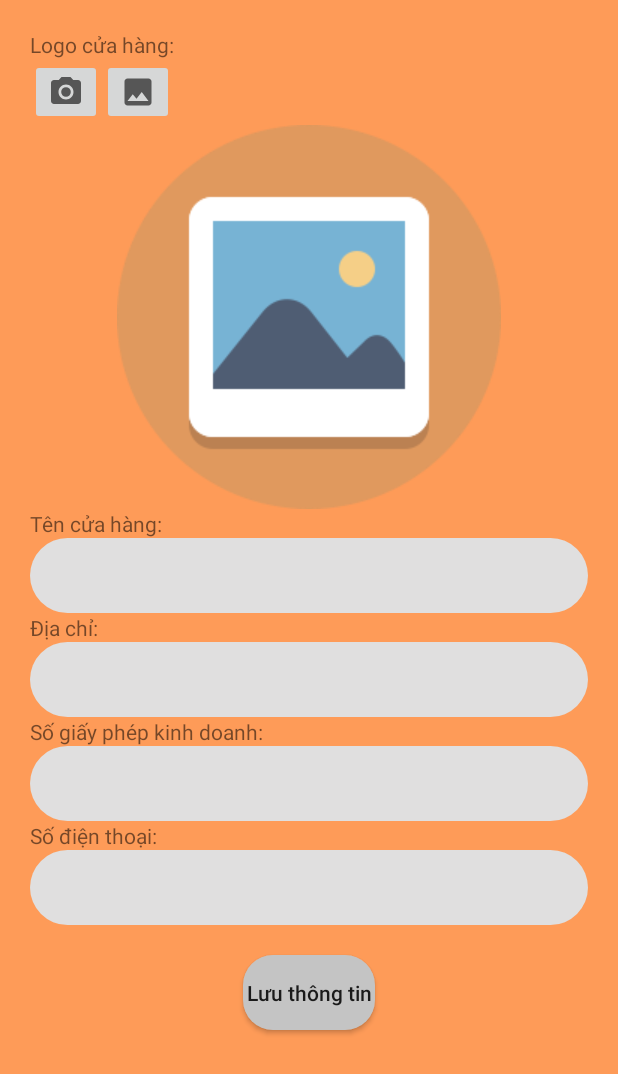
After one commit to dangtuanphong238/CoffeeChainManagement, an Android app: the layout ttch_screen.xml on its own in the app's theme, with its tools: preview values and no code run, on a phone screen of 412 x 824 dp. The commit adds this screen. Shown: the top 1074 px of the screen. Run offline under Robolectric (Android 15) with nearby library versions, the phone set to English and light mode, and no system bars.

Commit message:
Commit Thông tin Cửa Hàng screen

```diff
--- a/Owner/app/src/main/java/com/example/owner/MainActivity.java
+++ b/Owner/app/src/main/java/com/example/owner/MainActivity.java
@@ -9,6 +9,6 @@ public class MainActivity extends AppCompatActivity {
     @Override
     protected void onCreate(Bundle savedInstanceState) {
         super.onCreate(savedInstanceState);
-        setContentView(R.layout.login_screen);
+        setContentView(R.layout.thu_ngan_screen);
     }
 }
--- /dev/null
+++ b/Owner/app/src/main/res/drawable/ic_camera_24.xml
@@ -0,0 +1,13 @@
+<vector xmlns:android="http://schemas.android.com/apk/res/android"
+    android:width="24dp"
+    android:height="24dp"
+    android:viewportWidth="24"
+    android:viewportHeight="24"
+    android:tint="?attr/colorControlNormal">
+  <path
+      android:fillColor="@android:color/white"
+      android:pathData="M12,12m-3.2,0a3.2,3.2 0,1 1,6.4 0a3.2,3.2 0,1 1,-6.4 0"/>
+  <path
+      android:fillColor="@android:color/white"
+      android:pathData="M9,2L7.17,4L4,4c-1.1,0 -2,0.9 -2,2v12c0,1.1 0.9,2 2,2h16c1.1,0 2,-0.9 2,-2L22,6c0,-1.1 -0.9,-2 -2,-2h-3.17L15,2L9,2zM12,17c-2.76,0 -5,-2.24 -5,-5s2.24,-5 5,-5 5,2.24 5,5 -2.24,5 -5,5z"/>
+</vector>
--- /dev/null
+++ b/Owner/app/src/main/res/drawable/ic_photo_24.xml
@@ -0,0 +1,10 @@
+<vector xmlns:android="http://schemas.android.com/apk/res/android"
+    android:width="24dp"
+    android:height="24dp"
+    android:viewportWidth="24"
+    android:viewportHeight="24"
+    android:tint="?attr/colorControlNormal">
+  <path
+      android:fillColor="@android:color/white"
+      android:pathData="M21,19V5c0,-1.1 -0.9,-2 -2,-2H5c-1.1,0 -2,0.9 -2,2v14c0,1.1 0.9,2 2,2h14c1.1,0 2,-0.9 2,-2zM8.5,13.5l2.5,3.01L14.5,12l4.5,6H5l3.5,-4.5z"/>
+</vector>
--- /dev/null
+++ b/Owner/app/src/main/res/layout/ttch_screen.xml
@@ -0,0 +1,111 @@
+<?xml version="1.0" encoding="utf-8"?>
+<LinearLayout xmlns:android="http://schemas.android.com/apk/res/android"
+    android:layout_width="match_parent"
+    android:layout_height="match_parent"
+    xmlns:app="http://schemas.android.com/apk/res-auto"
+    android:background="#FE9B58">
+    <ScrollView
+        android:layout_width="match_parent"
+        android:layout_height="match_parent"
+        android:padding="20dp"
+        >
+        <LinearLayout
+            android:layout_width="match_parent"
+            android:layout_height="match_parent"
+            android:orientation="vertical">
+
+            <LinearLayout
+                android:layout_width="match_parent"
+                android:layout_height="match_parent"
+                android:orientation="vertical">
+                <TextView
+                    android:layout_width="wrap_content"
+                    android:layout_height="wrap_content"
+                    android:text="Logo cửa hàng:"/>
+                <LinearLayout
+                    android:layout_width="match_parent"
+                    android:layout_height="match_parent">
+                    <ImageButton
+                        android:layout_width="wrap_content"
+                        android:layout_height="wrap_content"
+                        android:src="@drawable/ic_camera_24"/>
+                    <ImageButton
+                        android:layout_width="wrap_content"
+                        android:layout_height="wrap_content"
+                        android:src="@drawable/ic_photo_24"/>
+                </LinearLayout>
+                <ImageView
+                    android:layout_width="match_parent"
+                    android:layout_height="match_parent"
+                    app:srcCompat="@drawable/noimage"/>
+
+            </LinearLayout>
+
+            <LinearLayout
+                android:layout_width="match_parent"
+                android:layout_height="match_parent"
+                android:orientation="vertical"
+                >
+                <TextView
+                    android:layout_width="wrap_content"
+                    android:layout_height="wrap_content"
+                    android:text="Tên cửa hàng:"/>
+                <EditText
+                    android:layout_width="match_parent"
+                    android:layout_height="50dp"
+                    android:background="@drawable/custom_edittext"/>
+            </LinearLayout>
+            <LinearLayout
+                android:layout_width="match_parent"
+                android:layout_height="match_parent"
+                android:orientation="vertical"
+                >
+                <TextView
+                    android:layout_width="wrap_content"
+                    android:layout_height="wrap_content"
+                    android:text="Địa chỉ:"/>
+                <EditText
+                    android:layout_width="match_parent"
+                    android:layout_height="50dp"
+                    android:background="@drawable/custom_edittext"/>
+            </LinearLayout>
+            <LinearLayout
+                android:layout_width="match_parent"
+                android:layout_height="match_parent"
+                android:orientation="vertical"
+                >
+                <TextView
+                    android:layout_width="wrap_content"
+                    android:layout_height="wrap_content"
+                    android:text="Số giấy phép kinh doanh:"/>
+                <EditText
+                    android:layout_width="match_parent"
+                    android:layout_height="50dp"
+                    android:background="@drawable/custom_edittext"/>
+            </LinearLayout>
+            <LinearLayout
+                android:layout_width="match_parent"
+                android:layout_height="match_parent"
+                android:orientation="vertical"
+                >
+                <TextView
+                    android:layout_width="wrap_content"
+                    android:layout_height="wrap_content"
+                    android:text="Số điện thoại:"/>
+                <EditText
+                    android:layout_width="match_parent"
+                    android:layout_height="50dp"
+                    android:background="@drawable/custom_edittext"/>
+            </LinearLayout>
+            <Button
+                android:layout_width="wrap_content"
+                android:layout_height="50dp"
+                android:layout_gravity="center"
+                android:text="Lưu thông tin"
+                android:textAllCaps="false"
+                android:background="@drawable/custom_button"
+                android:layout_marginVertical="20dp"/>
+        </LinearLayout>
+
+    </ScrollView>
+</LinearLayout>
```
Also changed, not shown: Owner/app/src/main/res/drawable/ic_search_24.xml (added, +10 -0 lines), Owner/app/src/main/res/layout/thong_bao_screen.xml (added, +20 -0 lines), Owner/app/src/main/res/layout/thu_ngan_screen.xml (added, +27 -0 lines), Owner/app/src/main/res/drawable/noimage.png (added).
